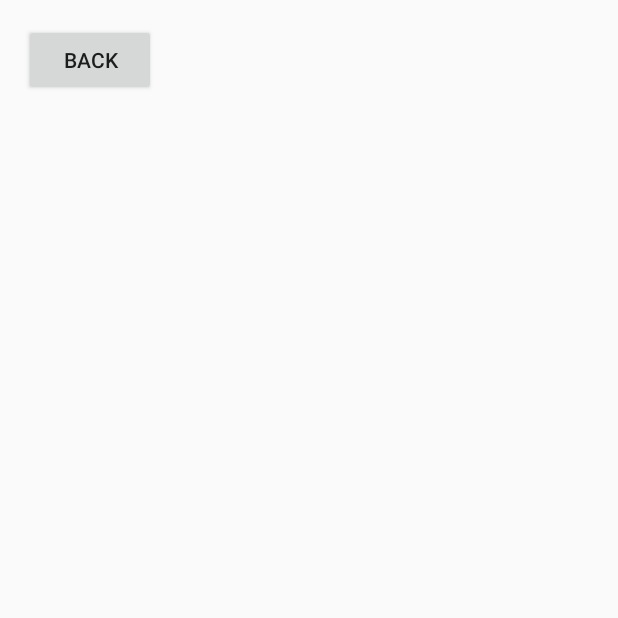
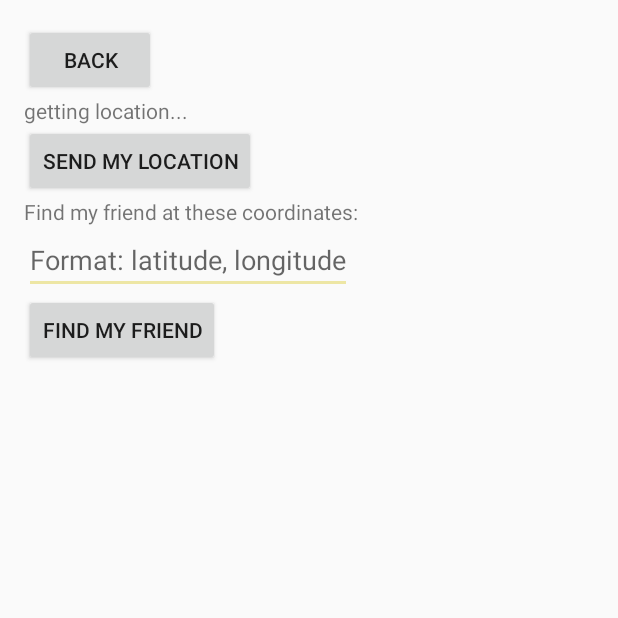
Before and after one commit to qdozaq/Uncover, an Android app: the Holla screen opened directly, with no data from a screen before it, on a phone screen of 412 x 824 dp, the top half of it. Run offline under Robolectric (Android 15) with nearby library versions, the phone set to English and light mode, and no system bars.

Commit message:
~intent~ional changes

```diff
--- a/app/build.gradle
+++ b/app/build.gradle
@@ -39,6 +39,7 @@ dependencies {
     androidTestCompile('com.android.support.test.espresso:espresso-core:2.2.2', {
         exclude group: 'com.android.support', module: 'support-annotations'
     })
+    compile 'com.google.android.gms:play-services:8.4.0'
     compile 'com.android.support:appcompat-v7:25.3.1'
     compile 'com.android.support.constraint:constraint-layout:1.0.2'
     testCompile 'junit:junit:4.12'
--- a/app/src/main/AndroidManifest.xml
+++ b/app/src/main/AndroidManifest.xml
@@ -1,6 +1,7 @@
 <?xml version="1.0" encoding="utf-8"?>
 <manifest xmlns:android="http://schemas.android.com/apk/res/android"
     package="com.example.doza.uncover">
+    <uses-permission android:name="android.permission.ACCESS_FINE_LOCATION"/>
 
     <application
         android:allowBackup="true"
--- a/app/src/main/java/com/example/doza/uncover/Holla.java
+++ b/app/src/main/java/com/example/doza/uncover/Holla.java
@@ -1,22 +1,88 @@
 package com.example.doza.uncover;
 
 import android.content.Intent;
+import android.location.Location;
+import android.net.Uri;
+import android.support.annotation.NonNull;
+import android.support.annotation.Nullable;
 import android.support.v7.app.AppCompatActivity;
 import android.os.Bundle;
 import android.view.View;
+import android.widget.EditText;
+import android.widget.TextView;
 
-public class Holla extends AppCompatActivity {
+import com.google.android.gms.common.ConnectionResult;
+import com.google.android.gms.common.api.GoogleApiClient;
+import com.google.android.gms.location.LocationServices;
 
+
+public class Holla extends AppCompatActivity implements GoogleApiClient.ConnectionCallbacks,GoogleApiClient.OnConnectionFailedListener{
+    String location = "";
+    String sent="";
+    private GoogleApiClient c = null;
     @Override
     protected void onCreate(Bundle savedInstanceState) {
         super.onCreate(savedInstanceState);
         setContentView(R.layout.activity_holla);
         getIntent().getData();
+        if (c == null) {
+            c = new GoogleApiClient.Builder(this)
+                    .addConnectionCallbacks(this)
+                    .addOnConnectionFailedListener(this)
+                    .addApi(LocationServices.API)
+                    .build();
+        }
     }
+    @Override
+    protected void onStart(){
+        c.connect();
+        super.onStart();
+    }
+    @Override
+    protected void onStop(){
+        c.disconnect();
+        super.onStop();
+    }
+    public void findFriend(){
+        String input = ((EditText)findViewById(R.id.locField)).getText().toString();
+        String lat = input.substring(0,input.indexOf(","));
+        String lon = input.substring(input.indexOf(",")+1,input.length());
+
+    }
+
+
+
     public void toMain(View v){
         Intent X = new Intent(this, MainActivity.class);
 
         startActivity(X);
     }
+    public void sendLoc(View v){
+        Intent sendIntent = new Intent(Intent.ACTION_VIEW);
+        sendIntent.setData(Uri.parse("sms:"));
+        sendIntent.putExtra("sms_body", location);
+        startActivity(sendIntent);
+    }
 
+    @Override
+    public void onConnected(@Nullable Bundle bundle) {
+        try {
+            Location loc = LocationServices.FusedLocationApi.getLastLocation(c);
+            location = loc.getLatitude() + ", " + loc.getLongitude();
+            ((TextView) findViewById(R.id.statText)).setText("location ready to send");
+
+        }catch (SecurityException ex) {
+            ex.printStackTrace();
+        }
+    }
+
+    @Override
+    public void onConnectionSuspended(int i) {
+
+    }
+
+    @Override
+    public void onConnectionFailed(@NonNull ConnectionResult connectionResult) {
+
+    }
 }
--- a/app/src/main/res/layout/activity_holla.xml
+++ b/app/src/main/res/layout/activity_holla.xml
@@ -1,5 +1,5 @@
 <?xml version="1.0" encoding="utf-8"?>
-<RelativeLayout xmlns:android="http://schemas.android.com/apk/res/android"
+<LinearLayout xmlns:android="http://schemas.android.com/apk/res/android"
     xmlns:tools="http://schemas.android.com/tools"
     android:id="@+id/activity_holla"
     android:layout_width="match_parent"
@@ -8,11 +8,38 @@
     android:paddingLeft="@dimen/activity_horizontal_margin"
     android:paddingRight="@dimen/activity_horizontal_margin"
     android:paddingTop="@dimen/activity_vertical_margin"
+    android:orientation="vertical"
     tools:context="com.example.doza.uncover.Holla">
     <Button
         android:layout_width="wrap_content"
         android:layout_height="wrap_content"
         android:text="back"
         android:onClick="toMain"/>
+    <TextView
+        android:layout_width="wrap_content"
+        android:layout_height="wrap_content"
+        android:text="getting location..."
+        android:id="@+id/statText"/>
 
-</RelativeLayout>
+    <Button
+        android:layout_width="wrap_content"
+        android:layout_height="wrap_content"
+        android:text="send my location"
+        android:onClick="sendLoc"/>
+    <TextView
+        android:layout_width="wrap_content"
+        android:layout_height="wrap_content"
+        android:text="Find my friend at these coordinates:" />
+    <EditText
+        android:id="@+id/locField"
+        android:layout_width="wrap_content"
+        android:layout_height="wrap_content"
+        android:hint="Format: latitude, longitude"/>
+    <Button
+        android:layout_width="wrap_content"
+        android:layout_height="wrap_content"
+        android:text="Find my friend"
+        android:onClick="findFriend"/>
+
+
+</LinearLayout>
```
Also changed, not shown: app/src/main/java/com/example/doza/uncover/MainActivity.java (+8 -0 lines).
